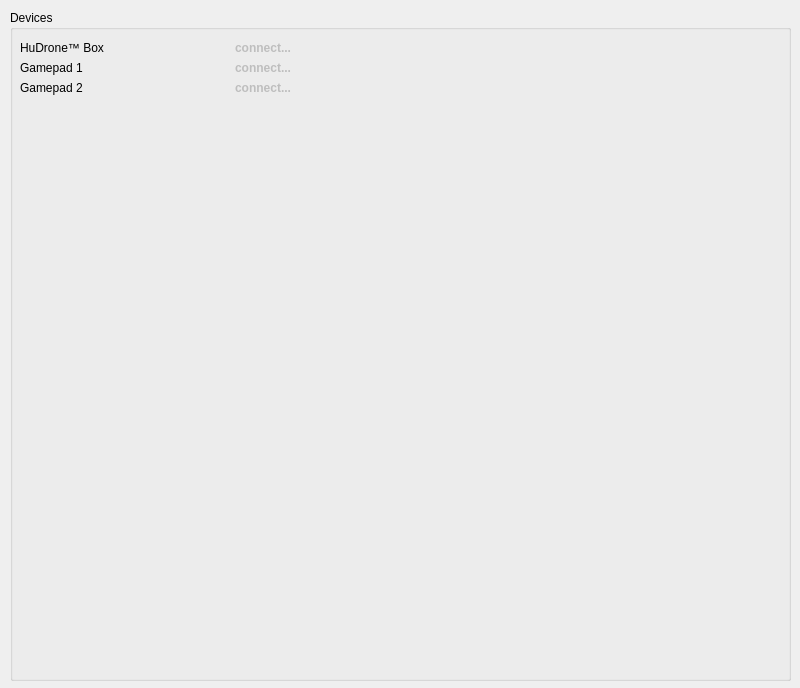
The window that DESKTOP/app/dialogfly.ui (houdini22/HuDrone) describes before a commit, drawn with Qt 5.
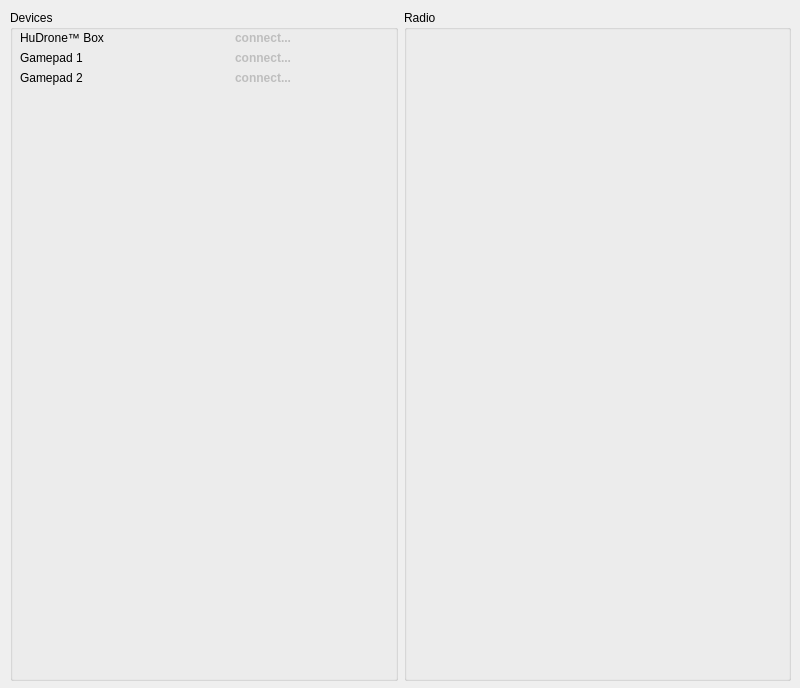
The same window after the commit.

```diff
--- a/DESKTOP/app/dialogfly.ui
+++ b/DESKTOP/app/dialogfly.ui
@@ -24,7 +24,7 @@
    </property>
    <layout class="QHBoxLayout" name="horizontalLayout">
     <item>
-     <widget class="QGroupBox" name="groupBox">
+     <widget class="QGroupBox" name="groupBox_2">
       <property name="title">
        <string>Devices</string>
       </property>
@@ -32,7 +32,7 @@
        <property name="geometry">
         <rect>
          <x>10</x>
-         <y>30</y>
+         <y>20</y>
          <width>141</width>
          <height>16</height>
         </rect>
@@ -41,49 +41,11 @@
         <string>HuDrone™ Box</string>
        </property>
       </widget>
-      <widget class="QLabel" name="labelDeviceHudroneBox">
-       <property name="enabled">
-        <bool>false</bool>
-       </property>
-       <property name="geometry">
-        <rect>
-         <x>150</x>
-         <y>30</y>
-         <width>131</width>
-         <height>16</height>
-        </rect>
-       </property>
-       <property name="font">
-        <font>
-         <weight>75</weight>
-         <bold>true</bold>
-        </font>
-       </property>
-       <property name="text">
-        <string>connect...</string>
-       </property>
-       <property name="alignment">
-        <set>Qt::AlignRight|Qt::AlignTrailing|Qt::AlignVCenter</set>
-       </property>
-      </widget>
-      <widget class="QLabel" name="label_2">
-       <property name="geometry">
-        <rect>
-         <x>10</x>
-         <y>50</y>
-         <width>141</width>
-         <height>16</height>
-        </rect>
-       </property>
-       <property name="text">
-        <string>Gamepad 1</string>
-       </property>
-      </widget>
       <widget class="QLabel" name="label_3">
        <property name="geometry">
         <rect>
          <x>10</x>
-         <y>70</y>
+         <y>60</y>
          <width>141</width>
          <height>16</height>
         </rect>
@@ -92,29 +54,17 @@
         <string>Gamepad 2</string>
        </property>
       </widget>
-      <widget class="QLabel" name="labelDeviceGamepad0">
-       <property name="enabled">
-        <bool>false</bool>
-       </property>
+      <widget class="QLabel" name="label_2">
        <property name="geometry">
         <rect>
-         <x>150</x>
-         <y>50</y>
-         <width>131</width>
+         <x>10</x>
+         <y>40</y>
+         <width>141</width>
          <height>16</height>
         </rect>
        </property>
-       <property name="font">
-        <font>
-         <weight>75</weight>
-         <bold>true</bold>
-        </font>
-       </property>
        <property name="text">
-        <string>connect...</string>
-       </property>
-       <property name="alignment">
-        <set>Qt::AlignRight|Qt::AlignTrailing|Qt::AlignVCenter</set>
+        <string>Gamepad 1</string>
        </property>
       </widget>
       <widget class="QLabel" name="labelDeviceGamepad1">
@@ -124,7 +74,7 @@
        <property name="geometry">
         <rect>
          <x>150</x>
-         <y>70</y>
+         <y>60</y>
          <width>131</width>
          <height>16</height>
         </rect>
@@ -142,6 +92,63 @@
         <set>Qt::AlignRight|Qt::AlignTrailing|Qt::AlignVCenter</set>
        </property>
       </widget>
+      <widget class="QLabel" name="labelDeviceGamepad0">
+       <property name="enabled">
+        <bool>false</bool>
+       </property>
+       <property name="geometry">
+        <rect>
+         <x>150</x>
+         <y>40</y>
+         <width>131</width>
+         <height>16</height>
+        </rect>
+       </property>
+       <property name="font">
+        <font>
+         <weight>75</weight>
+         <bold>true</bold>
+        </font>
+       </property>
+       <property name="text">
+        <string>connect...</string>
+       </property>
+       <property name="alignment">
+        <set>Qt::AlignRight|Qt::AlignTrailing|Qt::AlignVCenter</set>
+       </property>
+      </widget>
+      <widget class="QLabel" name="labelDeviceHudroneBox">
+       <property name="enabled">
+        <bool>false</bool>
+       </property>
+       <property name="geometry">
+        <rect>
+         <x>150</x>
+         <y>20</y>
+         <width>131</width>
+         <height>16</height>
+        </rect>
+       </property>
+       <property name="font">
+        <font>
+         <weight>75</weight>
+         <bold>true</bold>
+        </font>
+       </property>
+       <property name="text">
+        <string>connect...</string>
+       </property>
+       <property name="alignment">
+        <set>Qt::AlignRight|Qt::AlignTrailing|Qt::AlignVCenter</set>
+       </property>
+      </widget>
+     </widget>
+    </item>
+    <item>
+     <widget class="QGroupBox" name="groupBox">
+      <property name="title">
+       <string>Radio</string>
+      </property>
      </widget>
     </item>
    </layout>
```
